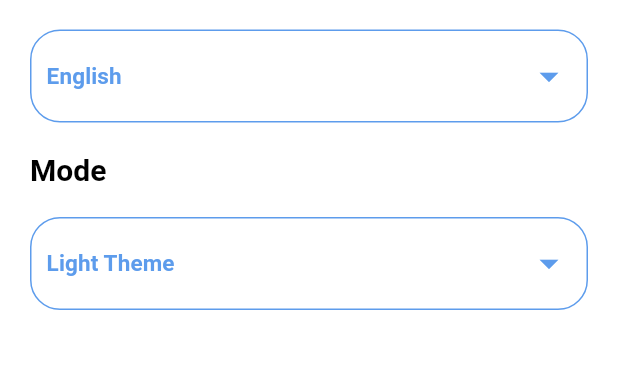
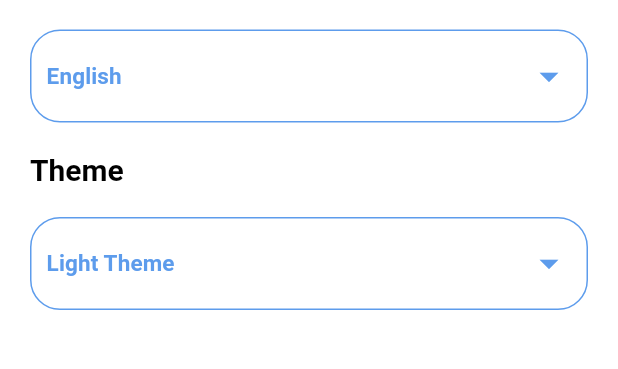
Before and after one commit to heshamgasser/todo_app, a Flutter app: the SettingTab screen opened by its route, on a phone screen of 412 x 824 dp, the part 65-434 px from its top. Run offline on Flutter 3.47's test engine with Material 2 defaults, Android fonts, the phone set to English and light mode, and no system bars; our stand-ins replace google_fonts; generated files the repository leaves out were written again.

Commit message:
change theme to be changed with localization

```diff
--- a/lib/screens/setting_tab.dart
+++ b/lib/screens/setting_tab.dart
@@ -31,7 +31,7 @@ class SettingTab extends StatelessWidget {
               widgetFunction: LanguageSheetWidget()),
           SizedBox(height: 20),
           Text(
-            'Mode',
+            AppLocalizations.of(context)!.theme,
             style: Theme.of(context).textTheme.bodyMedium,
           ),
           SizedBox(height: 20),
```
